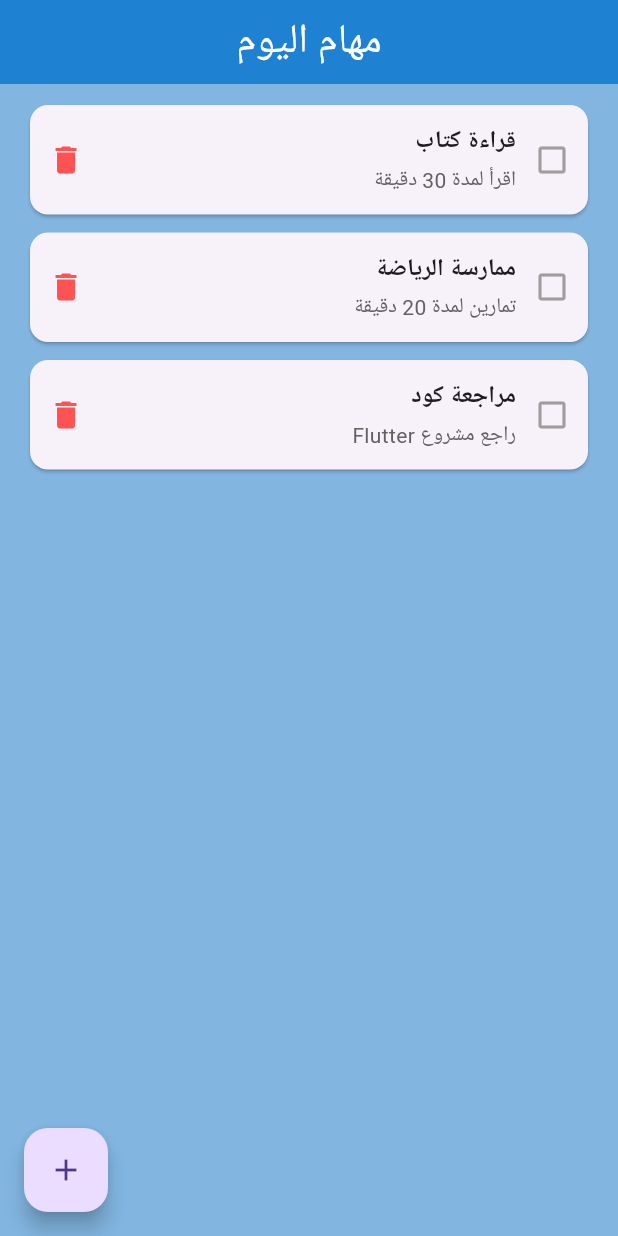
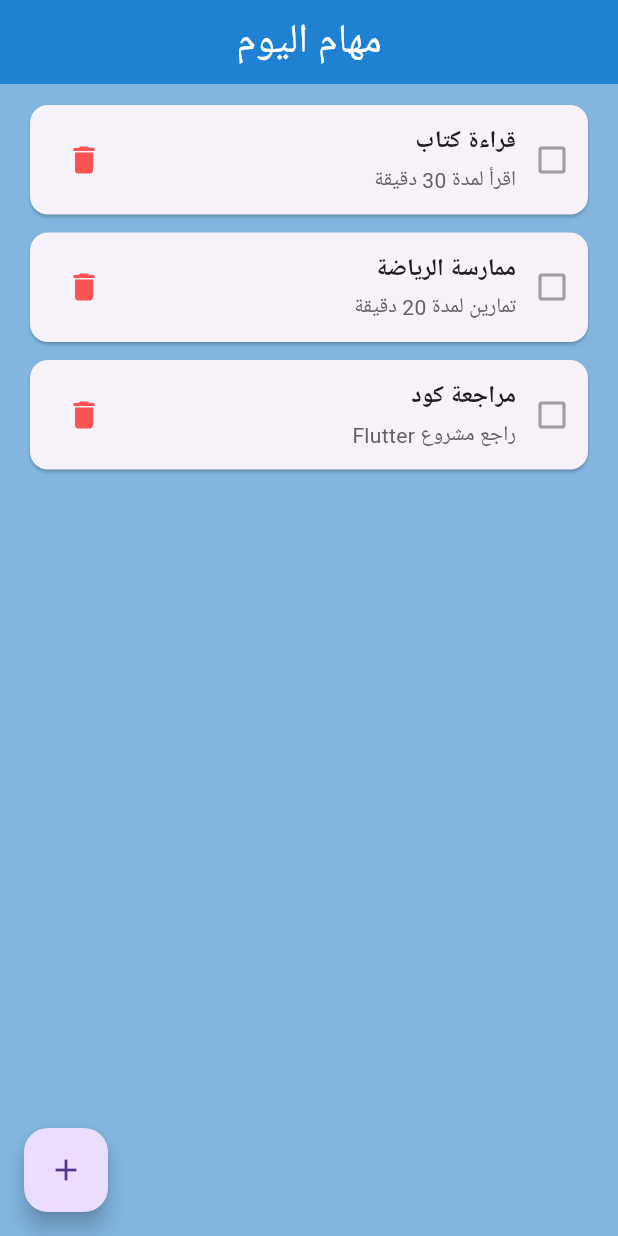
Before and after one commit to nawaf-dev1/today_tasks, a Flutter app: the screen it shows after launch, on a phone screen of 412 x 824 dp. Run offline on Flutter 3.47's test engine with Material 3 defaults, Android fonts, the light colour scheme and no system bars.

Commit message:
Add task item

```diff
--- a/today_tasks/lib/widgets/task_item.dart
+++ b/today_tasks/lib/widgets/task_item.dart
@@ -1,11 +1,19 @@
 import 'package:flutter/material.dart';
+
 import '../models/task_model.dart';
 
-class TaskItem extends StatelessWidget {
+class TaskItem extends StatefulWidget {
   final TaskModel task;
 
-  const TaskItem({required this.task});
+  const TaskItem({required this.task,});
 
+  @override
+  State<TaskItem> createState() => _TaskItemState();
+}
+
+
+
+class _TaskItemState extends State<TaskItem> {
   @override
   Widget build(BuildContext context) {
     return Card(
@@ -19,23 +27,29 @@ class TaskItem extends StatelessWidget {
 
             SizedBox(width: 12),
 
-            // نصوص المهمة
             Expanded(
               child: Column(
                 crossAxisAlignment: CrossAxisAlignment.start,
                 children: [
-                  Text(task.title,
-                      style: TextStyle(
-                          fontWeight: FontWeight.bold, fontSize: 16)),
+                  Text(
+                    widget.task.title,
+                    style: TextStyle(fontWeight: FontWeight.bold, fontSize: 16),
+                  ),
                   SizedBox(height: 4),
-                  Text(task.description,
-                      style: TextStyle(fontSize: 14, color: Colors.grey[700])),
+                  Text(
+                    widget.task.description,
+                    style: TextStyle(fontSize: 14, color: Colors.grey[700]),
+                  ),
                 ],
               ),
             ),
+            // ايقونه الحذف
+            IconButton(
+              onPressed: () {
 
-            // زر حذف بسيط (مستقبلاً تفعل عمله)
-            Icon(Icons.delete, color: Colors.redAccent),
+              },
+              icon: Icon(Icons.delete, color: Colors.redAccent),
+            ),
           ],
         ),
       ),
```
